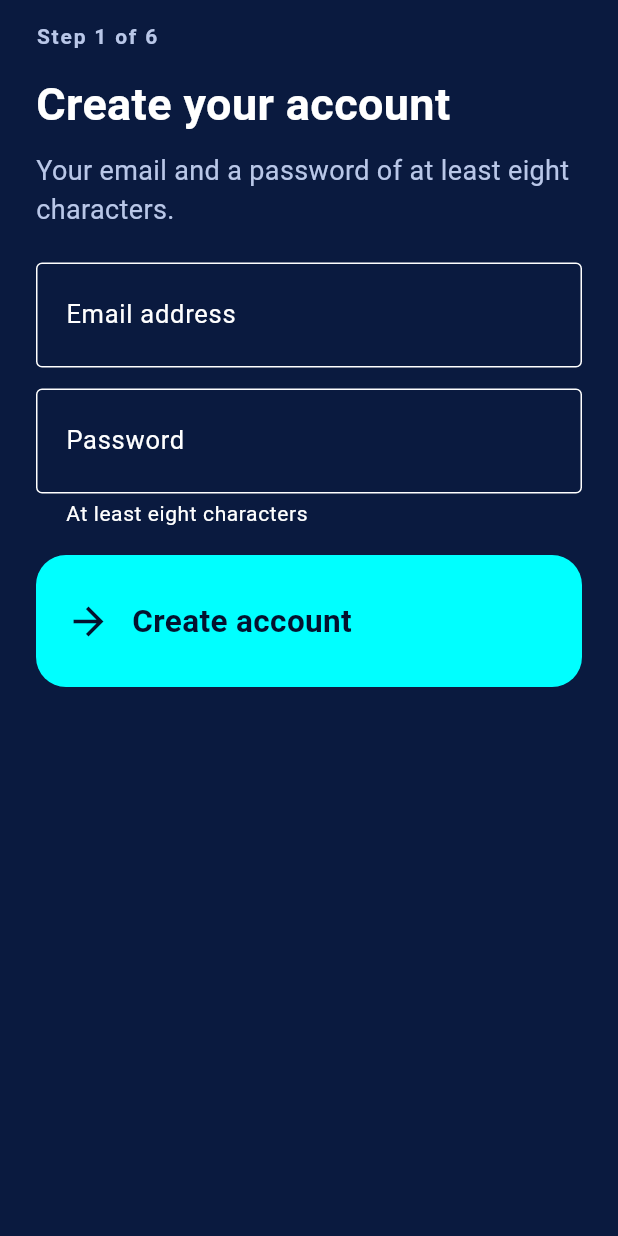
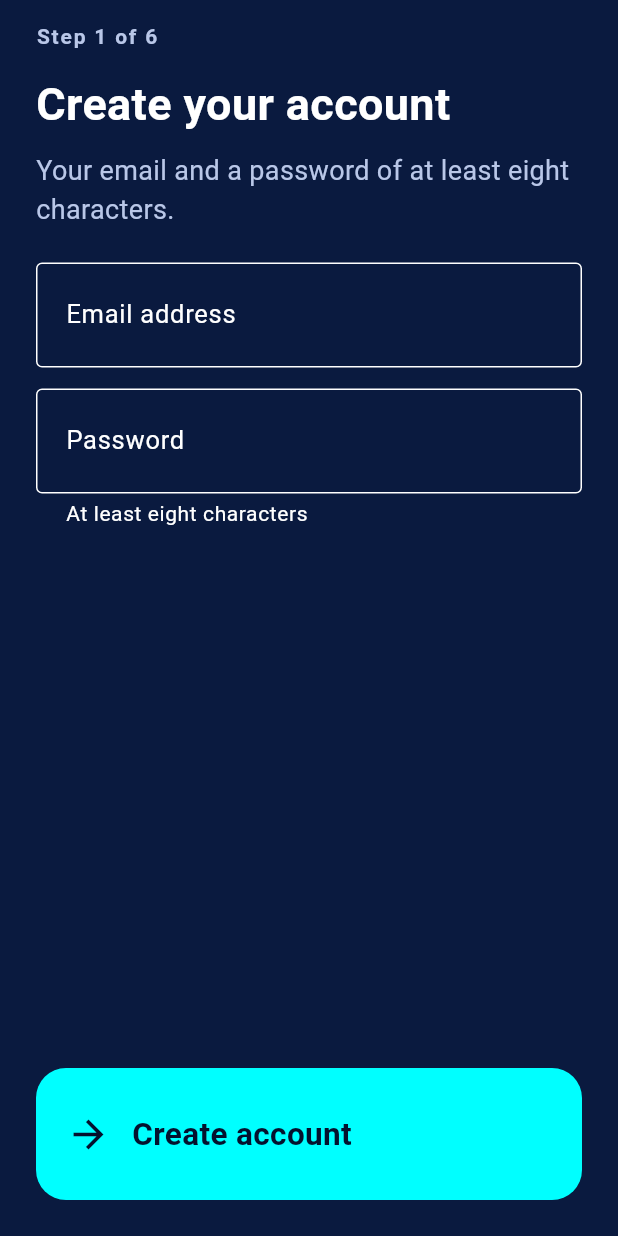
Before and after one commit to Cha19143/Impairgency, a Flutter app: the screen it shows after launch, after a tap on "I UNDERSTAND", on a phone screen of 412 x 824 dp. Run offline on Flutter 3.47's test engine with Material 3 defaults, Android fonts, the phone set to English and light mode, and no system bars; our stand-ins replace camera, cloud_firestore, firebase_auth, firebase_core, firebase_messaging, flutter_local_notifications and 5 more; missing offline and left inert: tflite_flutter; accounts and stored records are empty.

Commit message:
Give every screen the whole screen, not half of it
ViScreen laid its text and its actions out as two Flexible children of
one Column. A Column divides the space between flexible children by
their flex factors *before* laying them out, and a loose child that uses
less than its share does not hand the rest back — so each region was
held to half the phone whatever it contained. Settings drew its seven
choices inside the top half, four of them below the fold, above an empty
lower half. Every screen built on ViScreen had the same ceiling; only
Settings had enough in it to hit it visibly.

The actions are no longer flexible. They are laid out first, at the
height they ask for, bounded only by what the title needs to stay
readable — measured with a TextPainter, so a title that wraps at 2.0x
text scale still gets its space and the bound is never a guess. What is
left goes to the text, which scrolls.

Where the slack ends up depends on what is on the screen: with something
to read, the text region takes it and the actions settle at the bottom,
out of the way and under the thumb. When the title is all the text there
is — Settings, where the choices are the screen — they follow it
directly rather than floating below a hole.

The new test measures the two regions rather than trusting the eye:
choices that cannot fit still get everything below the title, at 1.0x
and at 2.0x, and every choice on Settings can be reached. Three of its
seven cases fail against the old layout.

Co-Authored-By: Claude Opus 5 <noreply@anthropic.com>
Claude-Session: https://claude.ai/code/session_01XpdwxNZBgtsCwBdttQ35LJ

```diff
--- a/lib/vi/widgets/vi_screen.dart
+++ b/lib/vi/widgets/vi_screen.dart
@@ -1,3 +1,5 @@
+import 'dart:math' as math;
+
 import 'package:flutter/material.dart';
 
 import '../../app/theme.dart';
@@ -10,9 +12,9 @@ import '../../core/speech/speaker.dart';
 ///  * **It speaks itself on arrival.** Title, then body, then the choices —
 ///    because a user who cannot see the screen needs to be told what the
 ///    options are, not just that there are some.
-///  * **Actions never scroll away.** The text scrolls; the controls are pinned.
-///    Someone who cannot see the screen should not have to discover that the
-///    button is below the fold.
+///  * **Actions never scroll away.** The text scrolls; the controls are pinned
+///    to the bottom. Someone who cannot see the screen should not have to
+///    discover that the button is below the fold.
 ///  * **Every control carries a semantic label**, enforced by [ViButton].
 class ViScreen extends StatefulWidget {
   const ViScreen({
@@ -50,6 +52,18 @@ class ViScreen extends StatefulWidget {
 }
 
 class _ViScreenState extends State<ViScreen> {
+  /// The title's style, and the padding around the text it sits in. Named
+  /// rather than inlined because [_titleExtent] measures with them: the space
+  /// held back for the title has to be the space the title actually takes.
+  static const TextStyle _titleStyle = TextStyle(
+    fontSize: 30,
+    height: 1.15,
+    fontWeight: FontWeight.bold,
+    color: AppColors.textPrimary,
+  );
+  static const EdgeInsets _bodyPadding = EdgeInsets.fromLTRB(24, 18, 24, 8);
+  static const EdgeInsets _actionsPadding = EdgeInsets.fromLTRB(24, 10, 24, 12);
+
   @override
   void initState() {
     super.initState();
@@ -67,6 +81,18 @@ class _ViScreenState extends State<ViScreen> {
   void dispose() {
     widget.speaker.stop();
     super.dispose();
+  }
+
+  /// How tall the title is, here, at this width and this text scale.
+  double _titleExtent(BuildContext context, double maxWidth) {
+    final painter = TextPainter(
+      text: TextSpan(text: widget.title, style: _titleStyle),
+      textDirection: Directionality.of(context),
+      textScaler: MediaQuery.textScalerOf(context),
+    )..layout(maxWidth: math.max(0, maxWidth - _bodyPadding.horizontal));
+    final height = painter.height;
+    painter.dispose();
+    return height + _bodyPadding.vertical;
   }
 
   @override
@@ -89,23 +115,51 @@ class _ViScreenState extends State<ViScreen> {
                   ),
                 ),
               ),
+            Expanded(
+              child: LayoutBuilder(
+                builder: (context, constraints) {
+                  // How the height gets split, and why it is not a flex ratio.
+                  //
+                  // A Column divides the space between flexible children by
+                  // their flex factors *before* laying them out, and a loose
+                  // child that uses less than its share does not hand the rest
+                  // back. Two Flexible children therefore held this screen to
+                  // half a phone each whatever they contained: Settings drew
+                  // its seven choices inside the top half, four of them below
+                  // the fold, above an empty lower half.
+                  //
+                  // So the actions are not flexible at all. They are laid out
+                  // first, at the height they ask for, bounded only by what
+                  // the title needs to stay readable — the bound this
+                  // LayoutBuilder exists to measure. Whatever is left goes to
+                  // the text, which scrolls.
+                  final reserved = math.min(
+                    _titleExtent(context, constraints.maxWidth),
+                    constraints.maxHeight / 2,
+                  );
+
+                  // Where the space left over ends up. With something to read,
+                  // the text region takes it and the actions settle at the
+                  // bottom of the screen, out of the way and under the thumb.
+                  // When the title is all the text there is — Settings, where
+                  // the choices *are* the screen — they follow it directly
+                  // instead of floating below a hole.
+                  final hasText =
+                      widget.body.isNotEmpty || widget.extra != null;
+
+                  return Column(
+                    crossAxisAlignment: CrossAxisAlignment.stretch,
+                    children: [
                       Flexible(
+                        fit: hasText ? FlexFit.tight : FlexFit.loose,
                         child: SingleChildScrollView(
-                padding: const EdgeInsets.fromLTRB(24, 18, 24, 8),
+                          padding: _bodyPadding,
                           child: Column(
                             crossAxisAlignment: CrossAxisAlignment.start,
                             children: [
                               Semantics(
                                 header: true,
-                      child: Text(
-                        widget.title,
-                        style: const TextStyle(
-                          fontSize: 30,
-                          height: 1.15,
-                          fontWeight: FontWeight.bold,
-                          color: AppColors.textPrimary,
-                        ),
-                      ),
+                                child: Text(widget.title, style: _titleStyle),
                               ),
                               for (final paragraph in widget.body) ...[
                                 const SizedBox(height: 14),
@@ -126,23 +180,21 @@ class _ViScreenState extends State<ViScreen> {
                           ),
                         ),
                       ),
-            // The actions are pinned, but they still have to fit. A screen
-            // with seven choices at 2.0x text scale is taller than the phone,
-            // and a Column that cannot scroll silently cuts the last one off -
-            // which on Settings was "Back".
-            //
-            // Flexible, not ConstrainedBox: a ConstrainedBox does not take part
-            // in the Column's flex, so it kept its full height and pushed
-            // itself below the fold. Flexible makes the body and the actions
-            // share what there is, and the actions win because they come with
-            // a tighter bound.
-            Flexible(
+                      ConstrainedBox(
+                        constraints: BoxConstraints(
+                          maxHeight: constraints.maxHeight - reserved,
+                        ),
                         child: SingleChildScrollView(
-                padding: const EdgeInsets.fromLTRB(24, 10, 24, 12),
+                          padding: _actionsPadding,
                           child: Column(
                             crossAxisAlignment: CrossAxisAlignment.stretch,
                             children: widget.actions,
                           ),
+                        ),
+                      ),
+                    ],
+                  );
+                },
               ),
             ),
           ],
```
Also changed, not shown: 1 other file. Lines whose indentation alone changed are shown as unchanged.
